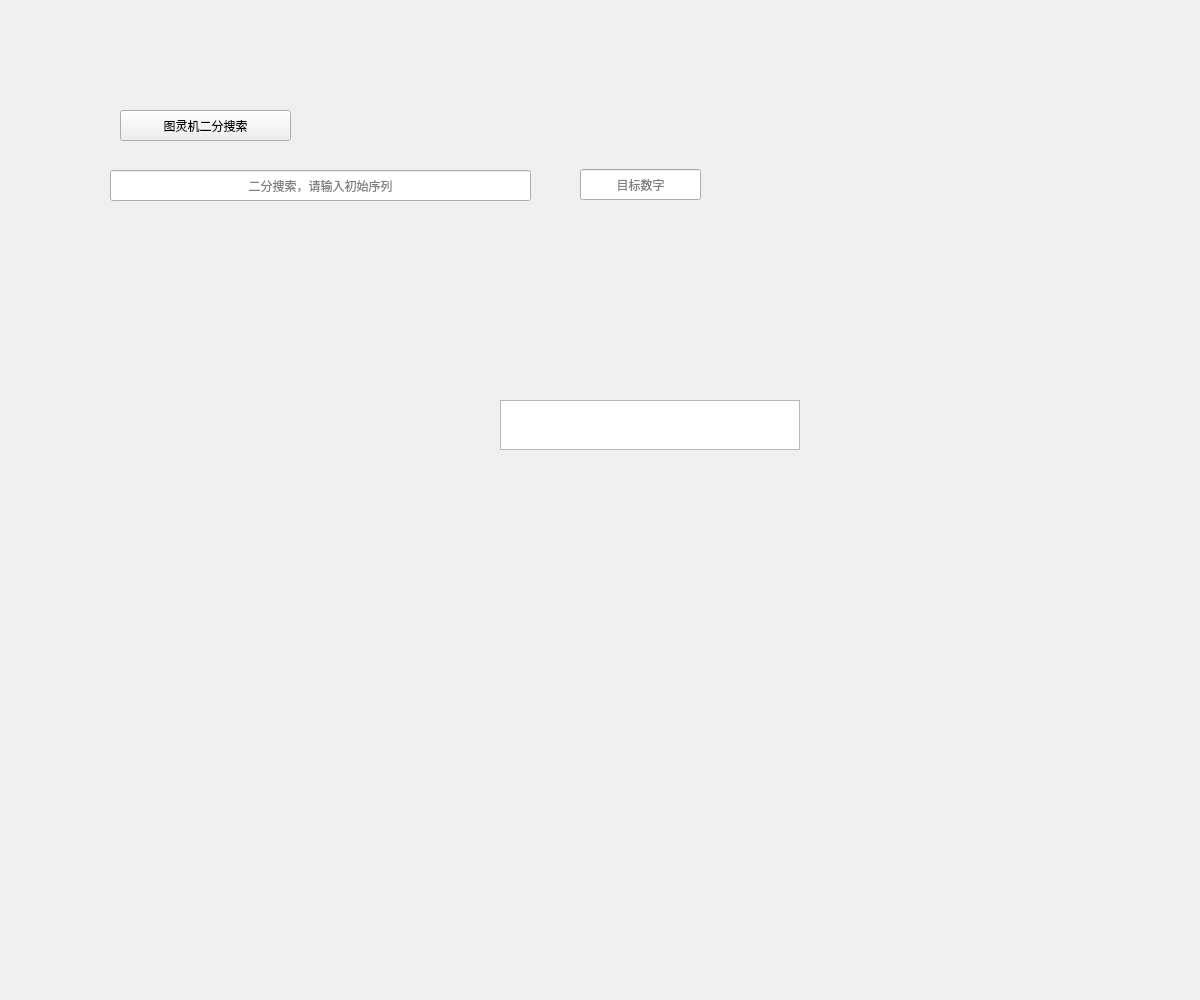
Old version of the form turing.ui in the repository Createrzj/Turing-Machine.
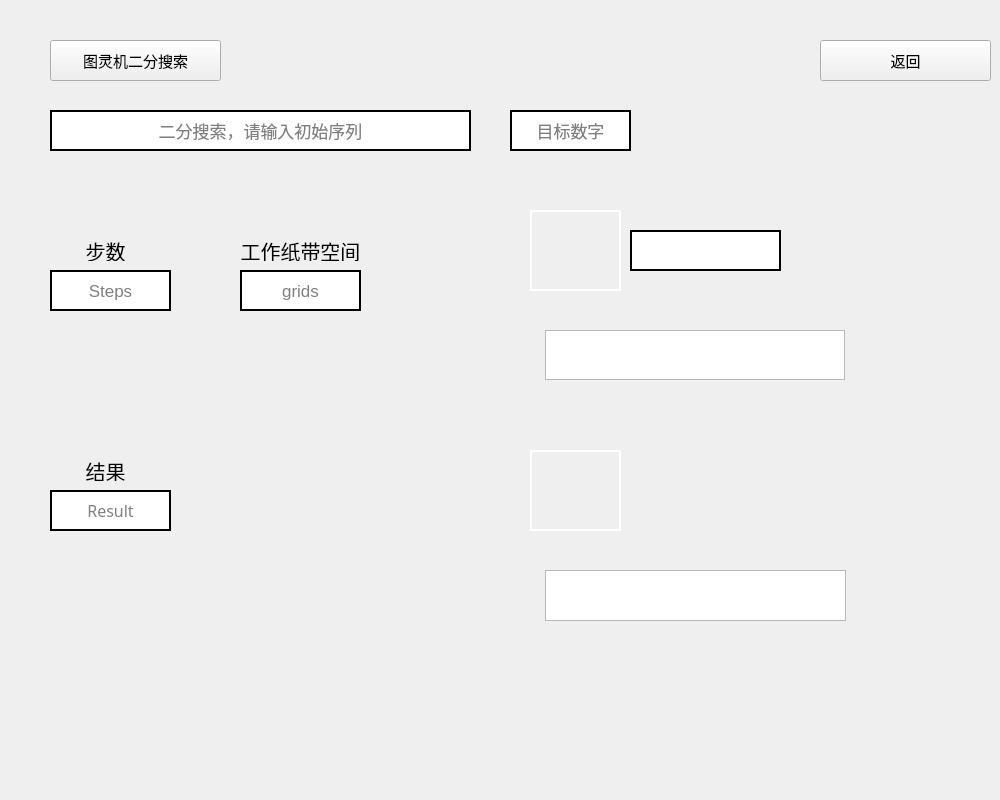
New version of the form.

Patch:
```diff
--- a/turing.ui
+++ b/turing.ui
@@ -6,34 +6,54 @@
    <rect>
     <x>0</x>
     <y>0</y>
-    <width>1200</width>
-    <height>1000</height>
+    <width>1000</width>
+    <height>800</height>
    </rect>
   </property>
   <property name="minimumSize">
    <size>
-    <width>1200</width>
-    <height>1000</height>
+    <width>1000</width>
+    <height>800</height>
    </size>
   </property>
   <property name="maximumSize">
    <size>
-    <width>1200</width>
-    <height>1000</height>
+    <width>1000</width>
+    <height>800</height>
    </size>
   </property>
+  <property name="font">
+   <font>
+    <pointsize>13</pointsize>
+   </font>
+  </property>
   <property name="windowTitle">
    <string>Turing</string>
   </property>
   <widget class="QPushButton" name="Iterative_Binary_Search">
    <property name="geometry">
     <rect>
-     <x>120</x>
-     <y>110</y>
+     <x>50</x>
+     <y>40</y>
      <width>171</width>
-     <height>31</height>
+     <height>41</height>
     </rect>
    </property>
+   <property name="font">
+    <font>
+     <family>华文楷体</family>
+     <pointsize>11</pointsize>
+     <weight>50</weight>
+     <italic>false</italic>
+     <bold>false</bold>
+    </font>
+   </property>
+   <property name="styleSheet">
+    <string notr="true">QPushButton
+{
+	font: 11pt &quot;华文楷体&quot;;
+}</string>
+   </property>
    <property name="text">
     <string>图灵机二分搜索</string>
    </property>
@@ -41,15 +61,16 @@
   <widget class="QLineEdit" name="input_BianrySer">
    <property name="geometry">
     <rect>
-     <x>110</x>
-     <y>170</y>
+     <x>50</x>
+     <y>110</y>
      <width>421</width>
-     <height>31</height>
+     <height>41</height>
     </rect>
    </property>
    <property name="styleSheet">
     <string notr="true">QLineEdit{
-font: 10pt &quot;华文楷体&quot;;
+font: 13pt &quot;华文楷体&quot;;
+border:2px solid black
 }</string>
    </property>
    <property name="inputMask">
@@ -68,20 +89,24 @@
   <widget class="QTableWidget" name="tape">
    <property name="geometry">
     <rect>
-     <x>500</x>
-     <y>400</y>
+     <x>545</x>
+     <y>330</y>
      <width>300</width>
      <height>50</height>
     </rect>
    </property>
    <property name="font">
     <font>
+     <pointsize>13</pointsize>
      <weight>75</weight>
      <bold>true</bold>
     </font>
    </property>
    <property name="styleSheet">
-    <string notr="true"/>
+    <string notr="true">QTableWidegt
+{
+border:2px solid black;
+}</string>
    </property>
    <property name="textElideMode">
     <enum>Qt::ElideMiddle</enum>
@@ -90,15 +115,16 @@
   <widget class="QLineEdit" name="Target">
    <property name="geometry">
     <rect>
-     <x>580</x>
-     <y>169</y>
+     <x>510</x>
+     <y>110</y>
      <width>121</width>
-     <height>31</height>
+     <height>41</height>
     </rect>
    </property>
    <property name="styleSheet">
     <string notr="true">QLineEdit{
-font: 10pt &quot;华文楷体&quot;;
+font: 13pt &quot;华文楷体&quot;;
+border:2px solid black
 }</string>
    </property>
    <property name="alignment">
@@ -108,6 +134,336 @@
     <string>目标数字</string>
    </property>
   </widget>
+  <widget class="QTableWidget" name="workTape">
+   <property name="geometry">
+    <rect>
+     <x>545</x>
+     <y>570</y>
+     <width>301</width>
+     <height>51</height>
+    </rect>
+   </property>
+   <property name="font">
+    <font>
+     <pointsize>13</pointsize>
+     <weight>75</weight>
+     <bold>true</bold>
+    </font>
+   </property>
+   <property name="styleSheet">
+    <string notr="true"/>
+   </property>
+  </widget>
+  <widget class="QLineEdit" name="steps">
+   <property name="geometry">
+    <rect>
+     <x>50</x>
+     <y>270</y>
+     <width>121</width>
+     <height>41</height>
+    </rect>
+   </property>
+   <property name="styleSheet">
+    <string notr="true">QLineEdit{
+font: 12pt &quot;华文楷体&quot;;
+border:2px solid black
+}</string>
+   </property>
+   <property name="text">
+    <string/>
+   </property>
+   <property name="alignment">
+    <set>Qt::AlignCenter</set>
+   </property>
+   <property name="readOnly">
+    <bool>false</bool>
+   </property>
+   <property name="placeholderText">
+    <string>Steps</string>
+   </property>
+  </widget>
+  <widget class="QLabel" name="picture_turing">
+   <property name="geometry">
+    <rect>
+     <x>530</x>
+     <y>210</y>
+     <width>91</width>
+     <height>81</height>
+    </rect>
+   </property>
+   <property name="styleSheet">
+    <string notr="true">QLabel{
+border:2px solid white
+}</string>
+   </property>
+   <property name="text">
+    <string/>
+   </property>
+   <property name="scaledContents">
+    <bool>true</bool>
+   </property>
+  </widget>
+  <widget class="QLabel" name="picture_arrowhead">
+   <property name="geometry">
+    <rect>
+     <x>560</x>
+     <y>290</y>
+     <width>30</width>
+     <height>40</height>
+    </rect>
+   </property>
+   <property name="styleSheet">
+    <string notr="true"/>
+   </property>
+   <property name="text">
+    <string/>
+   </property>
+   <property name="scaledContents">
+    <bool>true</bool>
+   </property>
+  </widget>
+  <widget class="QLabel" name="picture_arrowhead_2">
+   <property name="geometry">
+    <rect>
+     <x>560</x>
+     <y>530</y>
+     <width>30</width>
+     <height>40</height>
+    </rect>
+   </property>
+   <property name="styleSheet">
+    <string notr="true"/>
+   </property>
+   <property name="text">
+    <string/>
+   </property>
+   <property name="scaledContents">
+    <bool>true</bool>
+   </property>
+  </widget>
+  <widget class="QLabel" name="picture_turing_2">
+   <property name="geometry">
+    <rect>
+     <x>530</x>
+     <y>450</y>
+     <width>91</width>
+     <height>81</height>
+    </rect>
+   </property>
+   <property name="styleSheet">
+    <string notr="true">QLabel{
+border:2px solid white
+}</string>
+   </property>
+   <property name="text">
+    <string/>
+   </property>
+   <property name="scaledContents">
+    <bool>true</bool>
+   </property>
+  </widget>
+  <widget class="QLineEdit" name="output_Binary">
+   <property name="geometry">
+    <rect>
+     <x>50</x>
+     <y>490</y>
+     <width>121</width>
+     <height>41</height>
+    </rect>
+   </property>
+   <property name="font">
+    <font>
+     <family>华文楷体</family>
+     <pointsize>12</pointsize>
+     <weight>50</weight>
+     <italic>false</italic>
+     <bold>false</bold>
+    </font>
+   </property>
+   <property name="styleSheet">
+    <string notr="true">QLineEdit{
+font: 12pt &quot;华文楷体&quot;;
+border:2px solid black
+}</string>
+   </property>
+   <property name="alignment">
+    <set>Qt::AlignCenter</set>
+   </property>
+   <property name="placeholderText">
+    <string>Result</string>
+   </property>
+  </widget>
+  <widget class="QLineEdit" name="output_process">
+   <property name="geometry">
+    <rect>
+     <x>630</x>
+     <y>230</y>
+     <width>151</width>
+     <height>41</height>
+    </rect>
+   </property>
+   <property name="font">
+    <font>
+     <pointsize>13</pointsize>
+     <weight>75</weight>
+     <bold>true</bold>
+    </font>
+   </property>
+   <property name="styleSheet">
+    <string notr="true">QLineEdit{
+border:2px solid black
+}</string>
+   </property>
+   <property name="alignment">
+    <set>Qt::AlignCenter</set>
+   </property>
+  </widget>
+  <widget class="QLineEdit" name="grids">
+   <property name="geometry">
+    <rect>
+     <x>240</x>
+     <y>270</y>
+     <width>121</width>
+     <height>41</height>
+    </rect>
+   </property>
+   <property name="styleSheet">
+    <string notr="true">QLineEdit{
+font: 12pt &quot;华文楷体&quot;;
+border:2px solid black
+}</string>
+   </property>
+   <property name="text">
+    <string/>
+   </property>
+   <property name="alignment">
+    <set>Qt::AlignCenter</set>
+   </property>
+   <property name="placeholderText">
+    <string>grids</string>
+   </property>
+  </widget>
+  <widget class="QLabel" name="label">
+   <property name="geometry">
+    <rect>
+     <x>70</x>
+     <y>240</y>
+     <width>71</width>
+     <height>21</height>
+    </rect>
+   </property>
+   <property name="font">
+    <font>
+     <family>华文楷体</family>
+     <pointsize>15</pointsize>
+     <weight>50</weight>
+     <italic>false</italic>
+     <bold>false</bold>
+    </font>
+   </property>
+   <property name="styleSheet">
+    <string notr="true">QLabel{
+font: 15pt &quot;华文楷体&quot;;
+
+}</string>
+   </property>
+   <property name="text">
+    <string>步数</string>
+   </property>
+   <property name="alignment">
+    <set>Qt::AlignCenter</set>
+   </property>
+  </widget>
+  <widget class="QLabel" name="label_2">
+   <property name="geometry">
+    <rect>
+     <x>220</x>
+     <y>240</y>
+     <width>161</width>
+     <height>21</height>
+    </rect>
+   </property>
+   <property name="font">
+    <font>
+     <family>华文楷体</family>
+     <pointsize>15</pointsize>
+     <weight>50</weight>
+     <italic>false</italic>
+     <bold>false</bold>
+    </font>
+   </property>
+   <property name="styleSheet">
+    <string notr="true">QLabel{
+font: 15pt &quot;华文楷体&quot;;
+
+}</string>
+   </property>
+   <property name="text">
+    <string>工作纸带空间</string>
+   </property>
+   <property name="alignment">
+    <set>Qt::AlignCenter</set>
+   </property>
+  </widget>
+  <widget class="QLabel" name="label_3">
+   <property name="geometry">
+    <rect>
+     <x>70</x>
+     <y>460</y>
+     <width>71</width>
+     <height>21</height>
+    </rect>
+   </property>
+   <property name="font">
+    <font>
+     <family>华文楷体</family>
+     <pointsize>15</pointsize>
+     <weight>50</weight>
+     <italic>false</italic>
+     <bold>false</bold>
+    </font>
+   </property>
+   <property name="styleSheet">
+    <string notr="true">QLabel{
+font: 15pt &quot;华文楷体&quot;;
+
+}</string>
+   </property>
+   <property name="text">
+    <string>结果</string>
+   </property>
+   <property name="alignment">
+    <set>Qt::AlignCenter</set>
+   </property>
+  </widget>
+  <widget class="QPushButton" name="Return">
+   <property name="geometry">
+    <rect>
+     <x>820</x>
+     <y>40</y>
+     <width>171</width>
+     <height>41</height>
+    </rect>
+   </property>
+   <property name="font">
+    <font>
+     <family>华文楷体</family>
+     <pointsize>11</pointsize>
+     <weight>50</weight>
+     <italic>false</italic>
+     <bold>false</bold>
+    </font>
+   </property>
+   <property name="styleSheet">
+    <string notr="true">QPushButton
+{
+	font: 11pt &quot;华文楷体&quot;;
+}</string>
+   </property>
+   <property name="text">
+    <string>返回</string>
+   </property>
+  </widget>
  </widget>
  <resources/>
  <connections/>
```
